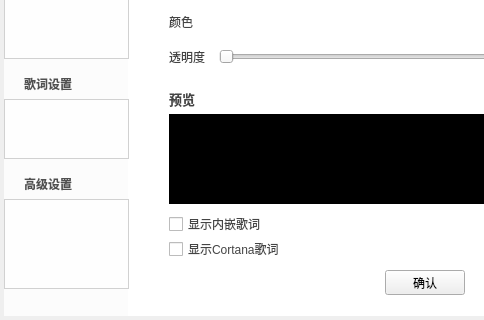
Before: the Qt Designer form TTKModule/TTKWidget/musicUiKits/musicWidgetKits/musicsettingwidget.ui in Greedysky/TTKMusicPlayer, drawn with Qt 5; both pictures show x 0 to 484 and y 150 to 470 of the 618 by 470 pixel window.
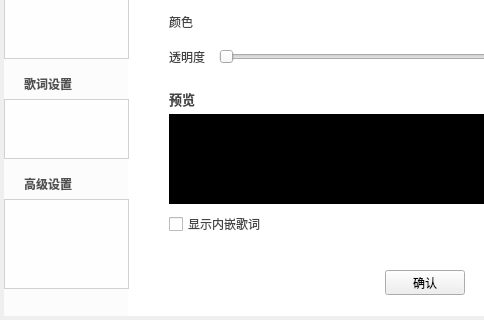
After: the same form once the commit is applied. The open tabs and pages were chosen to show the change. Custom widgets are drawn as their Qt base class.

Patch:
```diff
--- a/TTKModule/TTKWidget/musicUiKits/musicWidgetKits/musicsettingwidget.ui
+++ b/TTKModule/TTKWidget/musicUiKits/musicWidgetKits/musicsettingwidget.ui
@@ -1892,19 +1892,6 @@
       <string>100%</string>
      </property>
     </widget>
-    <widget class="QCheckBox" name="showCortanaCheckBox">
-     <property name="geometry">
-      <rect>
-       <x>25</x>
-       <y>350</y>
-       <width>150</width>
-       <height>20</height>
-      </rect>
-     </property>
-     <property name="text">
-      <string>显示Cortana歌词</string>
-     </property>
-    </widget>
    </widget>
    <widget class="QWidget" name="eight">
     <widget class="MusicThemeLineLabel" name="setSoundOutWidget">
```
